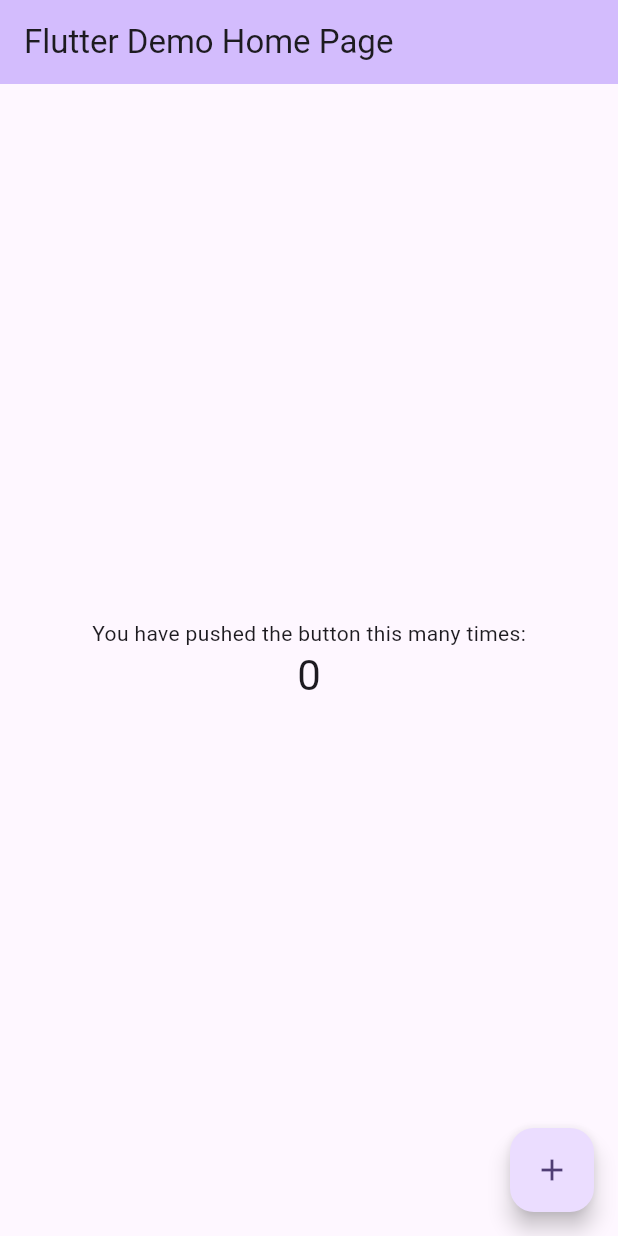
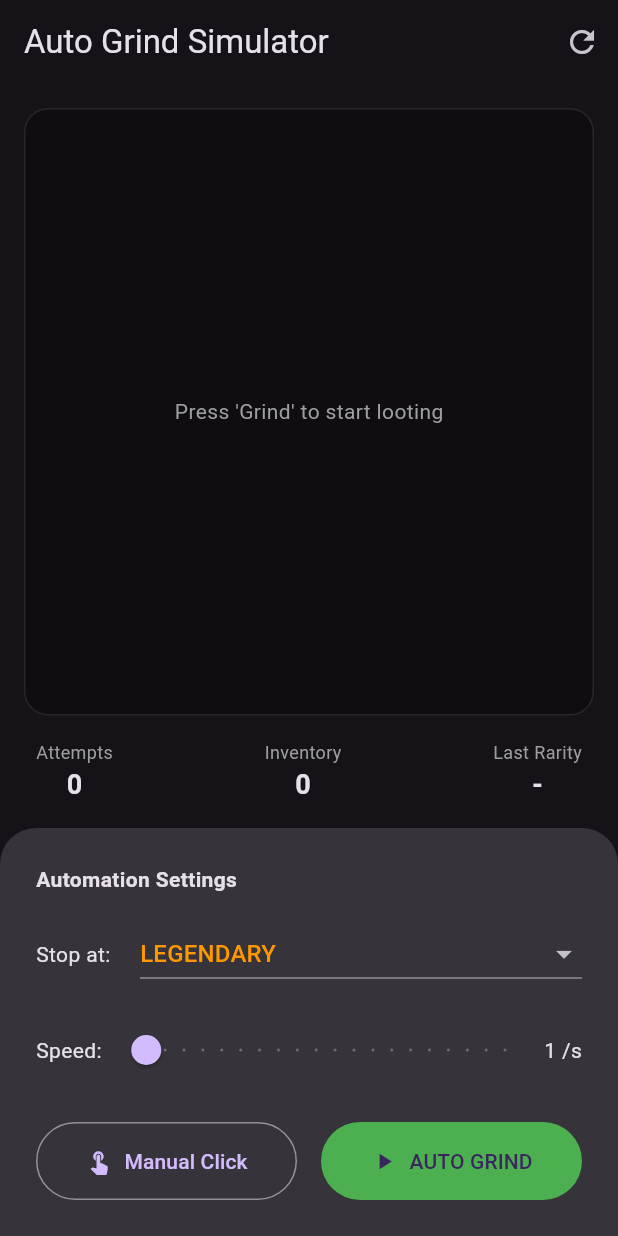
Before and after one commit to could-ai/019aea7d-b946-7dc2-8b04-3a71d5602754, a Flutter app: the screen it shows after launch, on a phone screen of 412 x 824 dp. Run offline on Flutter 3.47's test engine with Material 3 defaults, Android fonts, the phone set to English and light mode, and no system bars.

Commit message:
Initialize MaterialApp with dark theme and route to GrindingSimulator; Create GrindingSimulator widget with game logic, loot generation, and automation controls

```diff
--- /dev/null
+++ b/usr/lib/grinding_simulator.dart
@@ -0,0 +1,356 @@
+import 'dart:async';
+import 'dart:math';
+import 'package:flutter/material.dart';
+
+// --- Models ---
+
+enum Rarity {
+  common,
+  uncommon,
+  rare,
+  epic,
+  legendary,
+}
+
+class LootItem {
+  final String name;
+  final Rarity rarity;
+  final Color color;
+  final IconData icon;
+
+  LootItem({
+    required this.name,
+    required this.rarity,
+    required this.color,
+    required this.icon,
+  });
+}
+
+// --- Logic ---
+
+class GameLogic {
+  static final Random _random = Random();
+
+  static LootItem generateLoot() {
+    double roll = _random.nextDouble(); // 0.0 to 1.0
+
+    if (roll < 0.01) { // 1%
+      return LootItem(name: "Ancient Dragon Sword", rarity: Rarity.legendary, color: Colors.orange, icon: Icons.auto_awesome);
+    } else if (roll < 0.05) { // 4%
+      return LootItem(name: "Void Armor", rarity: Rarity.epic, color: Colors.purpleAccent, icon: Icons.shield);
+    } else if (roll < 0.15) { // 10%
+      return LootItem(name: "Golden Ring", rarity: Rarity.rare, color: Colors.blue, icon: Icons.diamond);
+    } else if (roll < 0.40) { // 25%
+      return LootItem(name: "Iron Dagger", rarity: Rarity.uncommon, color: Colors.green, icon: Icons.hardware);
+    } else { // 60%
+      return LootItem(name: "Broken Rock", rarity: Rarity.common, color: Colors.grey, icon: Icons.terrain);
+    }
+  }
+}
+
+// --- UI ---
+
+class GrindingSimulator extends StatefulWidget {
+  const GrindingSimulator({super.key});
+
+  @override
+  State<GrindingSimulator> createState() => _GrindingSimulatorState();
+}
+
+class _GrindingSimulatorState extends State<GrindingSimulator> {
+  // State
+  LootItem? _currentLoot;
+  List<LootItem> _inventory = [];
+  int _attempts = 0;
+  bool _isAutoGrinding = false;
+  Timer? _grindTimer;
+
+  // Settings
+  Rarity _targetRarity = Rarity.legendary;
+  double _speed = 1.0; // Actions per second (approx)
+
+  @override
+  void dispose() {
+    _grindTimer?.cancel();
+    super.dispose();
+  }
+
+  void _performAction() {
+    setState(() {
+      _attempts++;
+      _currentLoot = GameLogic.generateLoot();
+      if (_currentLoot != null) {
+        // Keep only last 50 items to prevent memory issues in this demo
+        if (_inventory.length > 50) _inventory.removeAt(0);
+        _inventory.add(_currentLoot!);
+      }
+    });
+
+    _checkStopCondition();
+  }
+
+  void _checkStopCondition() {
+    if (_isAutoGrinding && _currentLoot != null) {
+      if (_currentLoot!.rarity == _targetRarity ||
+          _currentLoot!.rarity.index > _targetRarity.index) {
+        // Found target or better!
+        _stopGrinding();
+        _showSuccessDialog();
+      }
+    }
+  }
+
+  void _toggleGrinding() {
+    if (_isAutoGrinding) {
+      _stopGrinding();
+    } else {
+      _startGrinding();
+    }
+  }
+
+  void _startGrinding() {
+    setState(() {
+      _isAutoGrinding = true;
+    });
+
+    // Convert speed (actions/sec) to duration
+    int milliseconds = (1000 / _speed).round();
+    if (milliseconds < 50) milliseconds = 50; // Cap max speed
+
+    _grindTimer = Timer.periodic(Duration(milliseconds: milliseconds), (timer) {
+      _performAction();
+    });
+  }
+
+  void _stopGrinding() {
+    _grindTimer?.cancel();
+    setState(() {
+      _isAutoGrinding = false;
+    });
+  }
+
+  void _resetStats() {
+    _stopGrinding();
+    setState(() {
+      _attempts = 0;
+      _inventory.clear();
+      _currentLoot = null;
+    });
+  }
+
+  void _showSuccessDialog() {
+    showDialog(
+      context: context,
+      builder: (context) => AlertDialog(
+        title: const Text("Target Acquired!"),
+        content: Column(
+          mainAxisSize: MainAxisSize.min,
+          children: [
+            Icon(_currentLoot!.icon, size: 64, color: _currentLoot!.color),
+            const SizedBox(height: 16),
+            Text("Found: ${_currentLoot!.name}", style: const TextStyle(fontSize: 18, fontWeight: FontWeight.bold)),
+            Text("Rarity: ${_currentLoot!.rarity.name.toUpperCase()}", style: TextStyle(color: _currentLoot!.color)),
+            const SizedBox(height: 8),
+            Text("Total Attempts: $_attempts"),
+          ],
+        ),
+        actions: [
+          TextButton(
+            onPressed: () => Navigator.pop(context),
+            child: const Text("Awesome"),
+          ),
+        ],
+      ),
+    );
+  }
+
+  @override
+  Widget build(BuildContext context) {
+    return Scaffold(
+      appBar: AppBar(
+        title: const Text("Auto Grind Simulator"),
+        actions: [
+          IconButton(
+            icon: const Icon(Icons.refresh),
+            onPressed: _resetStats,
+            tooltip: "Reset",
+          )
+        ],
+      ),
+      body: Column(
+        children: [
+          // --- Game View Area ---
+          Expanded(
+            flex: 4,
+            child: Container(
+              margin: const EdgeInsets.all(16),
+              decoration: BoxDecoration(
+                color: Colors.black26,
+                borderRadius: BorderRadius.circular(16),
+                border: Border.all(color: Colors.white10),
+              ),
+              child: Center(
+                child: _currentLoot == null
+                    ? const Text("Press 'Grind' to start looting", style: TextStyle(color: Colors.grey))
+                    : Column(
+                        mainAxisAlignment: MainAxisAlignment.center,
+                        children: [
+                          TweenAnimationBuilder(
+                            tween: Tween<double>(begin: 0, end: 1),
+                            duration: const Duration(milliseconds: 300),
+                            builder: (context, value, child) {
+                              return Transform.scale(
+                                scale: value,
+                                child: Icon(
+                                  _currentLoot!.icon,
+                                  size: 100,
+                                  color: _currentLoot!.color,
+                                ),
+                              );
+                            },
+                          ),
+                          const SizedBox(height: 16),
+                          Text(
+                            _currentLoot!.name,
+                            style: TextStyle(
+                              fontSize: 24,
+                              fontWeight: FontWeight.bold,
+                              color: _currentLoot!.color,
+                              shadows: [
+                                Shadow(blurRadius: 10, color: _currentLoot!.color.withOpacity(0.5))
+                              ],
+                            ),
+                          ),
+                          Text(
+                            _currentLoot!.rarity.name.toUpperCase(),
+                            style: const TextStyle(letterSpacing: 2, fontSize: 12),
+                          ),
+                        ],
+                      ),
+              ),
+            ),
+          ),
+
+          // --- Stats Area ---
+          Padding(
+            padding: const EdgeInsets.symmetric(horizontal: 24.0),
+            child: Row(
+              mainAxisAlignment: MainAxisAlignment.spaceBetween,
+              children: [
+                _buildStatCard("Attempts", "$_attempts"),
+                _buildStatCard("Inventory", "${_inventory.length}"),
+                _buildStatCard("Last Rarity", _currentLoot?.rarity.name.toUpperCase() ?? "-"),
+              ],
+            ),
+          ),
+
+          const SizedBox(height: 16),
+
+          // --- Control Panel ---
+          Container(
+            padding: const EdgeInsets.all(24),
+            decoration: BoxDecoration(
+              color: Theme.of(context).colorScheme.surfaceContainerHighest,
+              borderRadius: const BorderRadius.vertical(top: Radius.circular(24)),
+            ),
+            child: Column(
+              crossAxisAlignment: CrossAxisAlignment.stretch,
+              children: [
+                const Text("Automation Settings", style: TextStyle(fontWeight: FontWeight.bold)),
+                const SizedBox(height: 16),
+
+                // Target Selector
+                Row(
+                  children: [
+                    const Text("Stop at: "),
+                    const SizedBox(width: 16),
+                    Expanded(
+                      child: DropdownButton<Rarity>(
+                        value: _targetRarity,
+                        isExpanded: true,
+                        items: Rarity.values.map((r) {
+                          Color color;
+                          switch(r) {
+                            case Rarity.legendary: color = Colors.orange; break;
+                            case Rarity.epic: color = Colors.purpleAccent; break;
+                            case Rarity.rare: color = Colors.blue; break;
+                            case Rarity.uncommon: color = Colors.green; break;
+                            default: color = Colors.grey;
+                          }
+                          return DropdownMenuItem(
+                            value: r,
+                            child: Text(r.name.toUpperCase(), style: TextStyle(color: color)),
+                          );
+                        }).toList(),
+                        onChanged: (value) {
+                          if (value != null) setState(() => _targetRarity = value);
+                        },
+                      ),
+                    ),
+                  ],
+                ),
+
+                const SizedBox(height: 16),
+
+                // Speed Slider
+                Row(
+                  children: [
+                    const Text("Speed: "),
+                    Expanded(
+                      child: Slider(
+                        value: _speed,
+                        min: 1.0,
+                        max: 20.0,
+                        divisions: 19,
+                        label: "${_speed.toInt()} x/sec",
+                        onChanged: _isAutoGrinding ? null : (value) => setState(() => _speed = value),
+                      ),
+                    ),
+                    Text("${_speed.toInt()} /s"),
+                  ],
+                ),
+
+                const SizedBox(height: 24),
+
+                // Action Buttons
+                Row(
+                  children: [
+                    Expanded(
+                      child: OutlinedButton.icon(
+                        onPressed: _isAutoGrinding ? null : _performAction,
+                        icon: const Icon(Icons.touch_app),
+                        label: const Text("Manual Click"),
+                        style: OutlinedButton.styleFrom(padding: const EdgeInsets.symmetric(vertical: 16)),
+                      ),
+                    ),
+                    const SizedBox(width: 16),
+                    Expanded(
+                      child: FilledButton.icon(
+                        onPressed: _toggleGrinding,
+                        icon: Icon(_isAutoGrinding ? Icons.stop : Icons.play_arrow),
+                        label: Text(_isAutoGrinding ? "STOP" : "AUTO GRIND"),
+                        style: FilledButton.styleFrom(
+                          padding: const EdgeInsets.symmetric(vertical: 16),
+                          backgroundColor: _isAutoGrinding ? Colors.redAccent : Colors.green,
+                        ),
+                      ),
+                    ),
+                  ],
+                ),
+              ],
+            ),
+          ),
+        ],
+      ),
+    );
+  }
+
+  Widget _buildStatCard(String label, String value) {
+    return Column(
+      children: [
+        Text(label, style: const TextStyle(color: Colors.grey, fontSize: 12)),
+        Text(value, style: const TextStyle(fontSize: 18, fontWeight: FontWeight.bold)),
+      ],
+    );
+  }
+}
--- a/usr/lib/main.dart
+++ b/usr/lib/main.dart
@@ -1,4 +1,5 @@
 import 'package:flutter/material.dart';
+import 'grinding_simulator.dart';
 
 void main() {
   runApp(const MyApp());
@@ -7,117 +8,22 @@ void main() {
 class MyApp extends StatelessWidget {
   const MyApp({super.key});
 
-  // This widget is the root of your application.
   @override
   Widget build(BuildContext context) {
     return MaterialApp(
-      title: 'Flutter Demo',
+      title: 'Auto Grind Simulator',
       debugShowCheckedModeBanner: false,
       theme: ThemeData(
-        // This is the theme of your application.
-        //
-        // TRY THIS: Try running your application with "flutter run". You'll see
-        // the application has a purple toolbar. Then, without quitting the app,
-        // try changing the seedColor in the colorScheme below to Colors.green
-        // and then invoke "hot reload" (save your changes or press the "hot
-        // reload" button in a Flutter-supported IDE, or press "r" if you used
-        // the command line to start the app).
-        //
-        // Notice that the counter didn't reset back to zero; the application
-        // state is not lost during the reload. To reset the state, use hot
-        // restart instead.
-        //
-        // This works for code too, not just values: Most code changes can be
-        // tested with just a hot reload.
-        colorScheme: ColorScheme.fromSeed(seedColor: Colors.deepPurple),
+        colorScheme: ColorScheme.fromSeed(
+          seedColor: Colors.deepPurple,
+          brightness: Brightness.dark,
+        ),
+        useMaterial3: true,
       ),
       initialRoute: '/',
       routes: {
-        '/': (context) => const MyHomePage(title: 'Flutter Demo Home Page'),
+        '/': (context) => const GrindingSimulator(),
       },
     );
   }
 }
-
-class MyHomePage extends StatefulWidget {
-  const MyHomePage({super.key, required this.title});
-
-  // This widget is the home page of your application. It is stateful, meaning
-  // that it has a State object (defined below) that contains fields that affect
-  // how it looks.
-
-  // This class is the configuration for the state. It holds the values (in this
-  // case the title) provided by the parent (in this case the App widget) and
-  // used by the build method of the State. Fields in a Widget subclass are
-  // always marked "final".
-
-  final String title;
-
-  @override
-  State<MyHomePage> createState() => _MyHomePageState();
-}
-
-class _MyHomePageState extends State<MyHomePage> {
-  int _counter = 0;
-
-  void _incrementCounter() {
-    setState(() {
-      // This call to setState tells the Flutter framework that something has
-      // changed in this State, which causes it to rerun the build method below
-      // so that the display can reflect the updated values. If we changed
-      // _counter without calling setState(), then the build method would not be
-      // called again, and so nothing would appear to happen.
-      _counter++;
-    });
-  }
-
-  @override
-  Widget build(BuildContext context) {
-    // This method is rerun every time setState is called, for instance as done
-    // by the _incrementCounter method above.
-    //
-    // The Flutter framework has been optimized to make rerunning build methods
-    // fast, so that you can just rebuild anything that needs updating rather
-    // than having to individually change instances of widgets.
-    return Scaffold(
-      appBar: AppBar(
-        // TRY THIS: Try changing the color here to a specific color (to
-        // Colors.amber, perhaps?) and trigger a hot reload to see the AppBar
-        // change color while the other colors stay the same.
-        backgroundColor: Theme.of(context).colorScheme.inversePrimary,
-        // Here we take the value from the MyHomePage object that was created by
-        // the App.build method, and use it to set our appbar title.
-        title: Text(widget.title),
-      ),
-      body: Center(
-        // Center is a layout widget. It takes a single child and positions it
-        // in the middle of the parent.
-        child: Column(
-          // Column is also a layout widget. It takes a list of children and
-          // arranges them vertically. By default, it sizes itself to fit its
-          // children horizontally, and tries to be as tall as its parent.
-          //
-          // Column has various properties to control how it sizes itself and
-          // how it positions its children. Here we use mainAxisAlignment to
-          // center the children vertically; the main axis here is the vertical
-          // axis because Columns are vertical (the cross axis would be
-          // horizontal).
-          //
-          // TRY THIS: Invoke "debug painting" (choose the "Toggle Debug Paint"
-          // action in the IDE, or press "p" in the console), to see the
-          // wireframe for each widget.
-          mainAxisAlignment: MainAxisAlignment.center,
-          children: <Widget>[
-            const Text('You have pushed the button this many times:'),
-            Text('$_counter', style: Theme.of(context).textTheme.headlineMedium),
-          ],
-        ),
-      ),
-      floatingActionButton: FloatingActionButton(
-        onPressed: _incrementCounter,
-        tooltip: 'Increment',
-        child: const Icon(Icons.add),
-      ), // This trailing comma makes auto-formatting nicer for build methods.
-    );
-  }
-}
```
